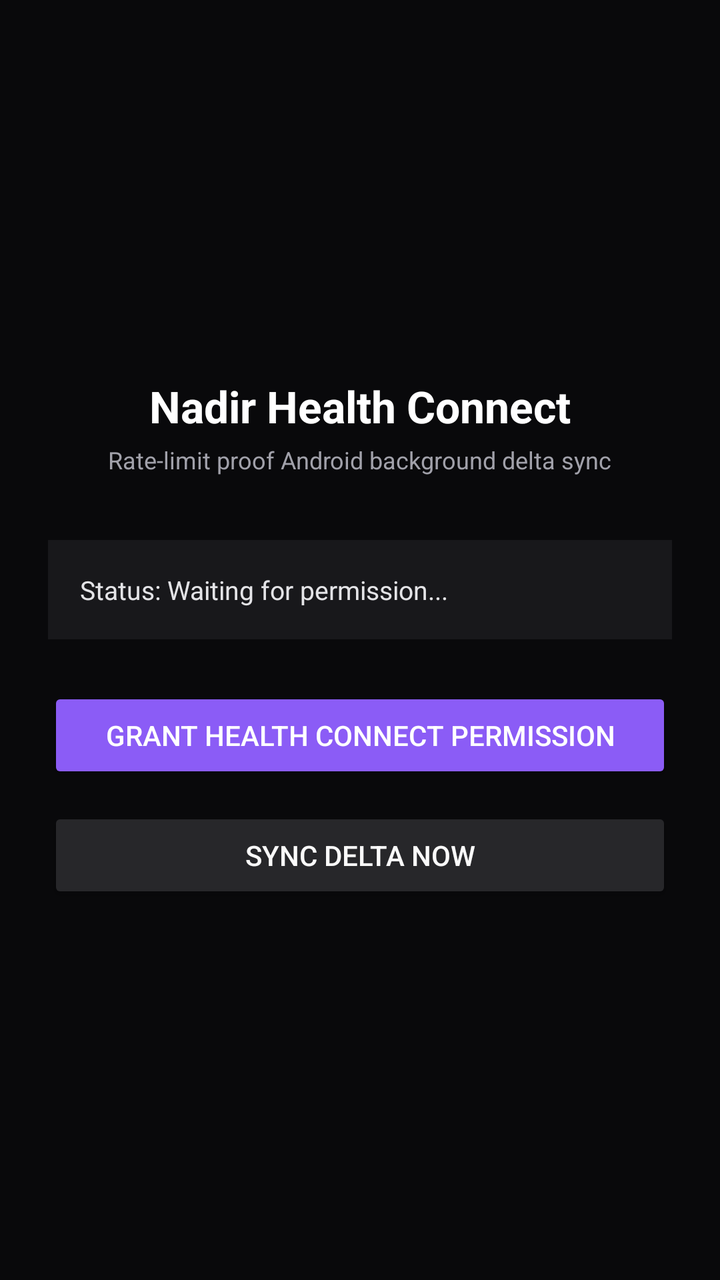
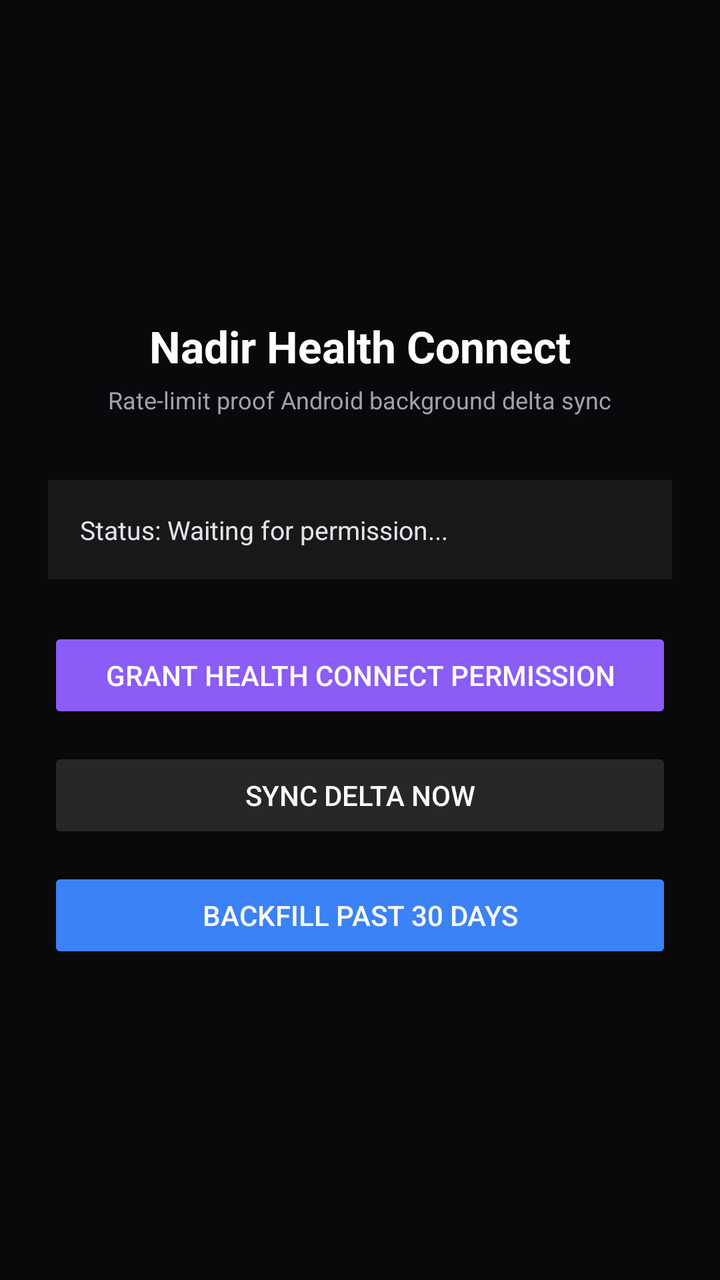

Compare the two renders of this Android layout. The source of the first and the diff that turns it into the second are given below.
<!-- AndroidManifest.xml: application theme android:Theme.Material.NoActionBar -->
<!-- res/layout/activity_main.xml -->
<?xml version="1.0" encoding="utf-8"?>
<LinearLayout xmlns:android="http://schemas.android.com/apk/res/android"
    android:layout_width="match_parent"
    android:layout_height="match_parent"
    android:orientation="vertical"
    android:padding="24dp"
    android:gravity="center"
    android:background="#09090B">

    <TextView
        android:layout_width="wrap_content"
        android:layout_height="wrap_content"
        android:text="Nadir Health Connect"
        android:textSize="22sp"
        android:textStyle="bold"
        android:textColor="#FFFFFF" />

    <TextView
        android:layout_width="wrap_content"
        android:layout_height="wrap_content"
        android:text="Rate-limit proof Android background delta sync"
        android:textSize="12sp"
        android:textColor="#A1A1AA"
        android:layout_marginTop="4dp"
        android:layout_marginBottom="32dp" />

    <TextView
        android:id="@+id/txtStatus"
        android:layout_width="match_parent"
        android:layout_height="wrap_content"
        android:text="Status: Waiting for permission..."
        android:textSize="13sp"
        android:textColor="#E4E4E7"
        android:background="#18181B"
        android:padding="16dp"
        android:layout_marginBottom="24dp" />

    <Button
        android:id="@+id/btnGrant"
        android:layout_width="match_parent"
        android:layout_height="wrap_content"
        android:text="Grant Health Connect Permission"
        android:backgroundTint="#8B5CF6"
        android:textColor="#FFFFFF"
        android:layout_marginBottom="12dp" />

    <Button
        android:id="@+id/btnSync"
        android:layout_width="match_parent"
        android:layout_height="wrap_content"
        android:text="Sync Delta Now"
        android:backgroundTint="#27272A"
        android:textColor="#FAFAFA" />

</LinearLayout>
<!-- resources referenced by this layout -->
<resources>

</resources>

<!-- the commit's change to res/layout/activity_main.xml (unified diff, before → after) -->
@@ -52,4 +52,13 @@
         android:backgroundTint="#27272A"
         android:textColor="#FAFAFA" />
 
+    <Button
+        android:id="@+id/btnBackfill"
+        android:layout_width="match_parent"
+        android:layout_height="wrap_content"
+        android:text="Backfill Past 30 Days"
+        android:backgroundTint="#3B82F6"
+        android:textColor="#FAFAFA"
+        android:layout_marginTop="12dp" />
+
 </LinearLayout>
